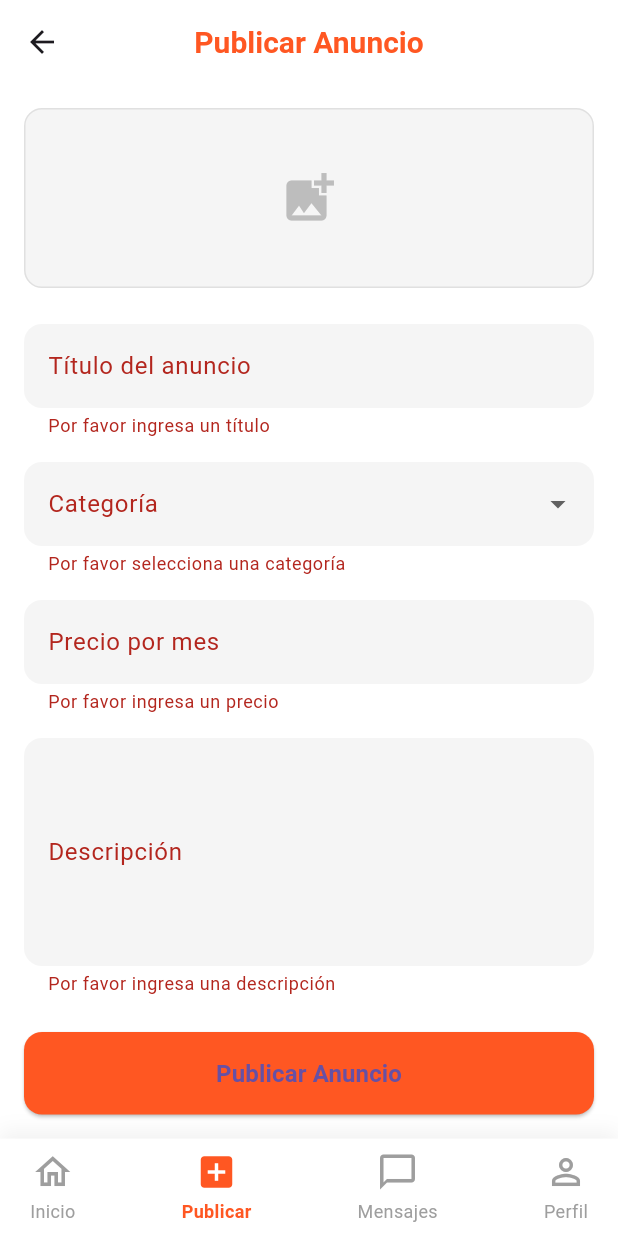
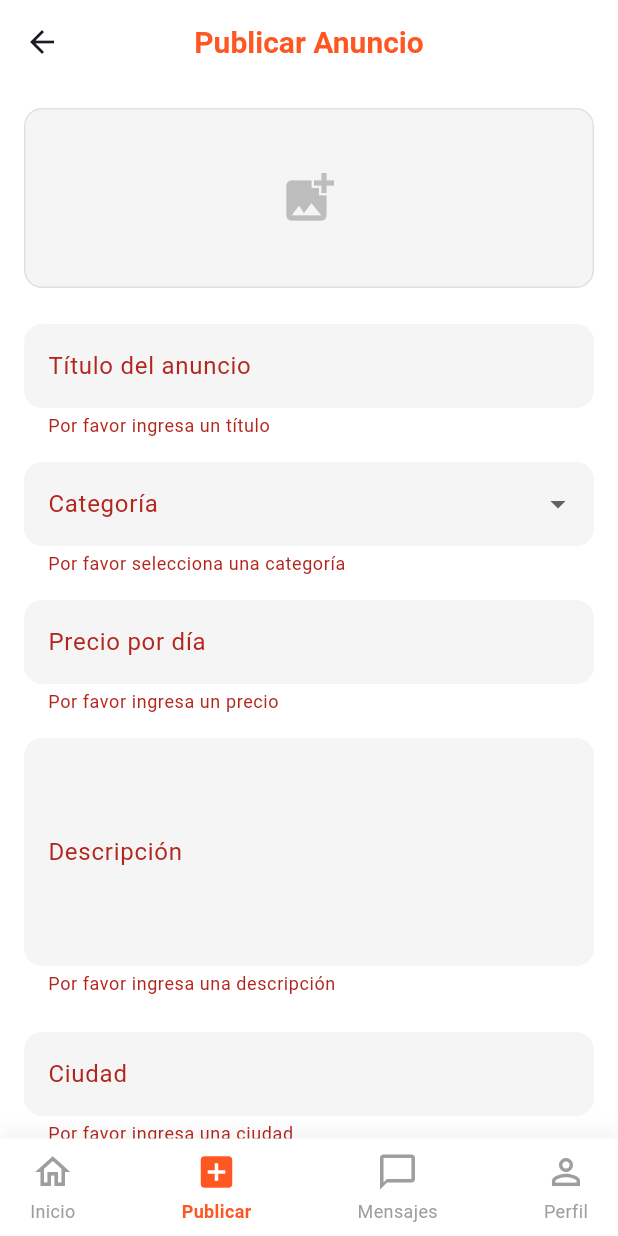
Before and after one commit to feligomeez/Tukoo, a Flutter app: the HomeScreen screen opened directly, item 2 of the bottom bar chosen, after a tap on "Publicar Anuncio", on a phone screen of 412 x 824 dp. Run offline on Flutter 3.47's test engine with Material 3 defaults, Android fonts, the phone set to English and light mode, and no system bars; our stand-ins replace carousel_slider, image_picker, shared_preferences, table_calendar; accounts and stored records are empty; network calls fail.

```diff
--- /dev/null
+++ b/frontend/lib/models/product.dart
@@ -0,0 +1,40 @@
+class Product {
+  final int id;
+  final String title;
+  final String description;
+  final double pricePerDay;
+  final int ownerId;
+  final String location;
+  final String status;
+  final String createdAt;
+  final String? updatedAt;
+  final String? category;
+
+  Product({
+    required this.id,
+    required this.title,
+    required this.description,
+    required this.pricePerDay,
+    required this.ownerId,
+    required this.location,
+    required this.status,
+    required this.createdAt,
+    this.updatedAt,
+    this.category,
+  });
+
+  factory Product.fromJson(Map<String, dynamic> json) {
+    return Product(
+      id: json['id'],
+      title: json['title'],
+      description: json['description'],
+      pricePerDay: json['pricePerDay'],
+      ownerId: json['ownerId'],
+      location: json['location'],
+      status: json['status'],
+      createdAt: json['createdAt'],
+      updatedAt: json['updatedAt'],
+      category: json['category'],
+    );
+  }
+}
--- a/frontend/lib/views/main.dart
+++ b/frontend/lib/views/main.dart
@@ -5,6 +5,8 @@ import './login.dart';
 import './profile.dart';
 import './publish.dart';
 import './messages.dart';
+import '../models/product.dart';
+
 
 class HomeScreen extends StatefulWidget {
   @override
--- a/frontend/lib/views/messages.dart
+++ b/frontend/lib/views/messages.dart
@@ -1,8 +1,5 @@
 import 'package:flutter/material.dart';
 import './chat.dart';
-import './main.dart';
-import './profile.dart';
-import './publish.dart';
 import './custom_bottom_nav.dart';
 
 class MessagesView extends StatelessWidget {
--- a/frontend/lib/views/publish.dart
+++ b/frontend/lib/views/publish.dart
@@ -1,10 +1,8 @@
 import 'package:flutter/material.dart';
-import './main.dart';
-import './profile.dart';
 import 'package:image_picker/image_picker.dart';
 import 'dart:io';
-import './messages.dart';
 import './custom_bottom_nav.dart';
+import '../services/product_service.dart';
 
 class PublishView extends StatefulWidget {
   const PublishView({super.key});
@@ -19,6 +17,7 @@ class _PublishViewState extends State<PublishView> {
   final _descriptionController = TextEditingController();
   final _priceController = TextEditingController();
   final _cityController = TextEditingController();
+  final _locationController = TextEditingController();
   final List<File> _images = [];
   final ImagePicker _picker = ImagePicker();
   String? _selectedCategory;
@@ -26,6 +25,8 @@ class _PublishViewState extends State<PublishView> {
     'Electrónica', 'Moda', 'Hogar', 'Deportes', 'Juguetes',
     'Vehículos', 'Inmobiliaria', 'Servicios', 'Otros'
   ];
+  final ProductService _productService = ProductService();
+  bool _isLoading = false;  // Para controlar el estado de carga
 
   /*Future<void> _getImage() async {
     try {
@@ -48,6 +49,7 @@ class _PublishViewState extends State<PublishView> {
     _descriptionController.dispose();
     _priceController.dispose();
     _cityController.dispose();
+    _locationController.dispose();  // Añadir el dispose del nuevo controller
     super.dispose();
   }
 
@@ -157,7 +159,7 @@ class _PublishViewState extends State<PublishView> {
                       controller: _priceController,
                       keyboardType: TextInputType.number,
                       decoration: InputDecoration(
-                        labelText: 'Precio por mes',
+                        labelText: 'Precio por día',
                         prefixText: '€ ',
                         filled: true,
                         fillColor: Colors.grey[100],
@@ -198,21 +200,89 @@ class _PublishViewState extends State<PublishView> {
                     ),
                     const SizedBox(height: 24),
 
+                    // Ciudad
+                    TextFormField(
+                      controller: _locationController,
+                      decoration: InputDecoration(
+                        labelText: 'Ciudad',
+                        hintText: 'Ej: Madrid',
+                        filled: true,
+                        fillColor: Colors.grey[100],
+                        border: OutlineInputBorder(
+                          borderRadius: BorderRadius.circular(12),
+                          borderSide: BorderSide.none,
+                        ),
+                      ),
+                      validator: (value) {
+                        if (value == null || value.isEmpty) {
+                          return 'Por favor ingresa una ciudad';
+                        }
+                        return null;
+                      },
+                    ),
+                    const SizedBox(height: 24),
+
                     // Botón publicar
                     SizedBox(
                       width: double.infinity,
                       child: ElevatedButton(
-                        onPressed: () {
+                        onPressed: _isLoading ? null : () async {  // Deshabilitar durante la carga
                           if (_formKey.currentState!.validate()) {
-                            if (_images.isEmpty) {
+                            setState(() {
+                              _isLoading = true;  // Iniciar carga
+                            });
+
+                            try {
+                              final price = double.parse(_priceController.text);
+                              final success = await _productService.createListing(
+                                title: _titleController.text,
+                                description: _descriptionController.text,
+                                pricePerDay: price,
+                                category: _selectedCategory!,
+                                location: _locationController.text,
+                              );
+
+                              if (success) {
+                                // ignore: use_build_context_synchronously
                                 ScaffoldMessenger.of(context).showSnackBar(
-                                const SnackBar(content: Text('Por favor, añade al menos una foto')),
+                                  const SnackBar(
+                                    content: Text('¡Anuncio publicado con éxito!'),
+                                    backgroundColor: Colors.green,
+                                  ),
                                 );
-                              return;
+
+                                // Esperar un momento para que se vea el mensaje
+                                await Future.delayed(const Duration(seconds: 1));
+
+                                // ignore: use_build_context_synchronously
+                                Navigator.pushNamedAndRemoveUntil(
+                                  context,
+                                  '/main', // Asumiendo que esta es la ruta definida para main.dart
+                                  (route) => false, // Esto elimina todas las rutas anteriores del stack
+                                );
+                              } else {
+                                // ignore: use_build_context_synchronously
+                                ScaffoldMessenger.of(context).showSnackBar(
+                                  const SnackBar(
+                                    content: Text('Error al publicar el anuncio'),
+                                    backgroundColor: Colors.red,
+                                  ),
+                                );
                               }
+                            } catch (e) {
                               ScaffoldMessenger.of(context).showSnackBar(
-                              const SnackBar(content: Text('Publicando anuncio...')),
+                                SnackBar(
+                                  content: Text('Error: $e'),
+                                  backgroundColor: Colors.red,
+                                ),
                               );
+                            } finally {
+                              if (mounted) {
+                                setState(() {
+                                  _isLoading = false;  // Finalizar carga
+                                });
+                              }
+                            }
                           }
                         },
                         style: ElevatedButton.styleFrom(
@@ -222,7 +292,16 @@ class _PublishViewState extends State<PublishView> {
                             borderRadius: BorderRadius.circular(12),
                           ),
                         ),
-                        child: const Text(
+                        child: _isLoading
+                            ? const SizedBox(
+                                height: 20,
+                                width: 20,
+                                child: CircularProgressIndicator(
+                                  color: Colors.white,
+                                  strokeWidth: 2,
+                                ),
+                              )
+                            : const Text(
                                 'Publicar Anuncio',
                                 style: TextStyle(
                                   fontSize: 16,
--- a/frontend/pubspec.yaml
+++ b/frontend/pubspec.yaml
@@ -33,6 +33,9 @@ dependencies:
   image_picker: ^1.0.7
   http: ^1.1.0
   shared_preferences: ^2.2.0
+  carousel_slider: ^4.2.1
+  table_calendar: ^3.0.9
+  intl: ^0.18.1
 
   # The following adds the Cupertino Icons font to your application.
   # Use with the CupertinoIcons class for iOS style icons.
```
Also changed, not shown: frontend/lib/services/auth_service.dart (+39 -3 lines), frontend/lib/services/product_service.dart (+45 -34 lines), frontend/lib/views/product_detail.dart (added, +270 -0 lines), frontend/lib/views/profile.dart (+29 -8 lines), frontend/lib/views/register.dart (+21 -1 lines), frontend/pubspec.lock, 3 other files. Lines whose indentation alone changed are shown as unchanged.
